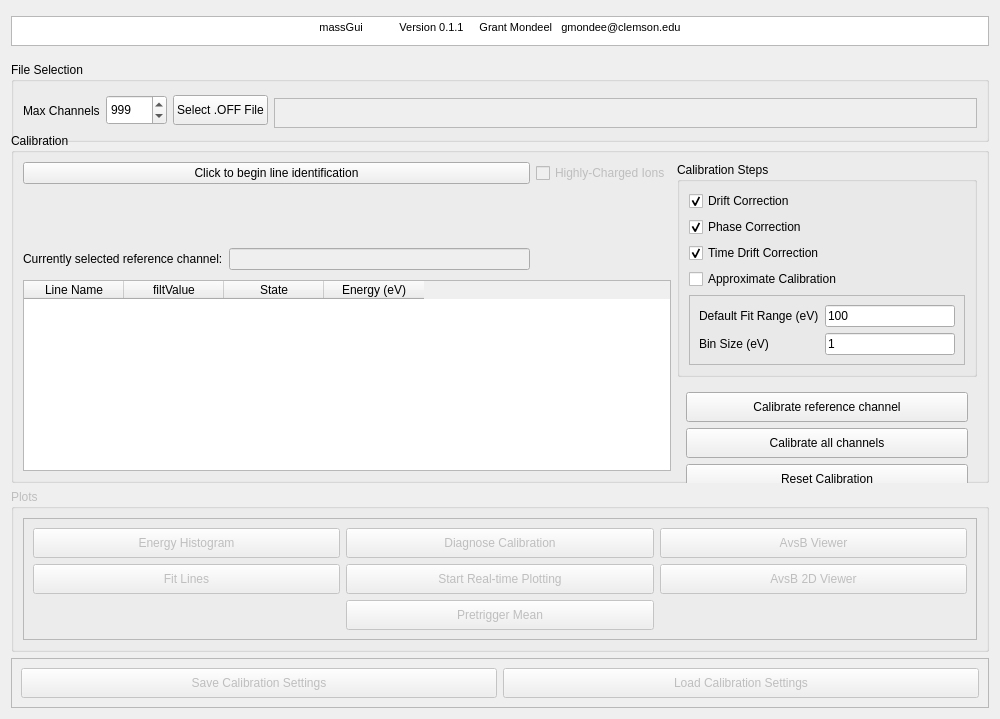
Before: the Qt Designer form massGui/ui/massGuiW.ui in gmondee/massGui, drawn with Qt 5.
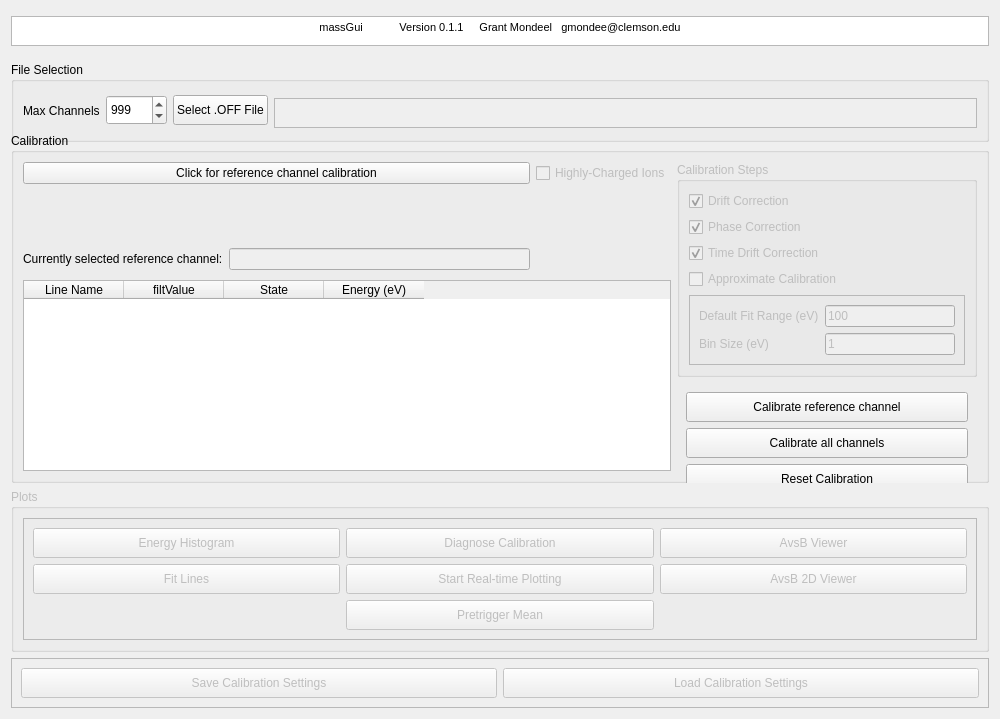
After: the same form once the commit is applied.

Commit message: single-channel calibration moved, better handling of plottable channels after single-channel cal

The edit to the form file:
```diff
--- a/massGui/ui/massGuiW.ui
+++ b/massGui/ui/massGuiW.ui
@@ -159,7 +159,7 @@
       <item row="0" column="0" colspan="2">
        <widget class="QPushButton" name="lineIDButton">
         <property name="text">
-         <string>Click to begin line identification</string>
+         <string>Click for reference channel calibration</string>
         </property>
        </widget>
       </item>
@@ -272,6 +272,9 @@
       </item>
       <item row="0" column="3" rowspan="5">
        <widget class="QGroupBox" name="calibrationStepsBox">
+        <property name="enabled">
+         <bool>false</bool>
+        </property>
         <property name="sizePolicy">
          <sizepolicy hsizetype="Preferred" vsizetype="MinimumExpanding">
           <horstretch>0</horstretch>
```
Left out of the diff: 2 changed lines with no effect on the pictures. The commit also changes 4 other files.
